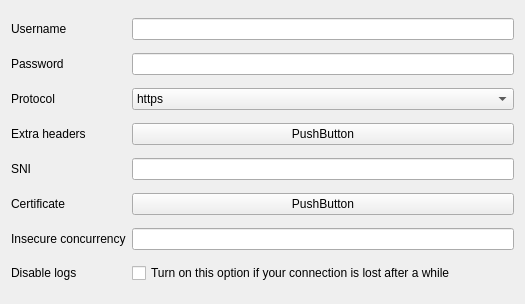
Restia-Ashbell/nekobox, file src/ui/edit/EditNaive.ui: the form before one commit.
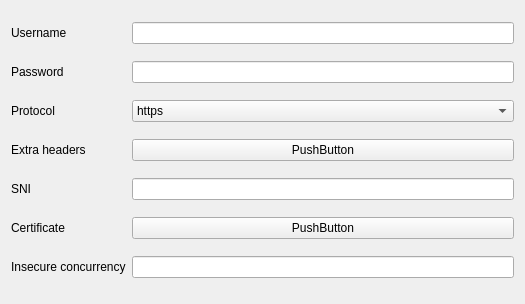
The form after the commit.

Commit message: refactor: remove naive disable_log option

The edit to the form file:
```diff
--- a/src/ui/edit/EditNaive.ui
+++ b/src/ui/edit/EditNaive.ui
@@ -103,20 +103,6 @@
    <item row="6" column="1">
     <widget class="QLineEdit" name="insecure_concurrency"/>
    </item>
-   <item row="7" column="0">
-    <widget class="QLabel" name="label_8">
-     <property name="text">
-      <string>Disable logs</string>
-     </property>
-    </widget>
-   </item>
-   <item row="7" column="1">
-    <widget class="QCheckBox" name="disable_log">
-     <property name="text">
-      <string>Turn on this option if your connection is lost after a while</string>
-     </property>
-    </widget>
-   </item>
   </layout>
  </widget>
  <resources/>
```
The commit also changes 6 other files.
